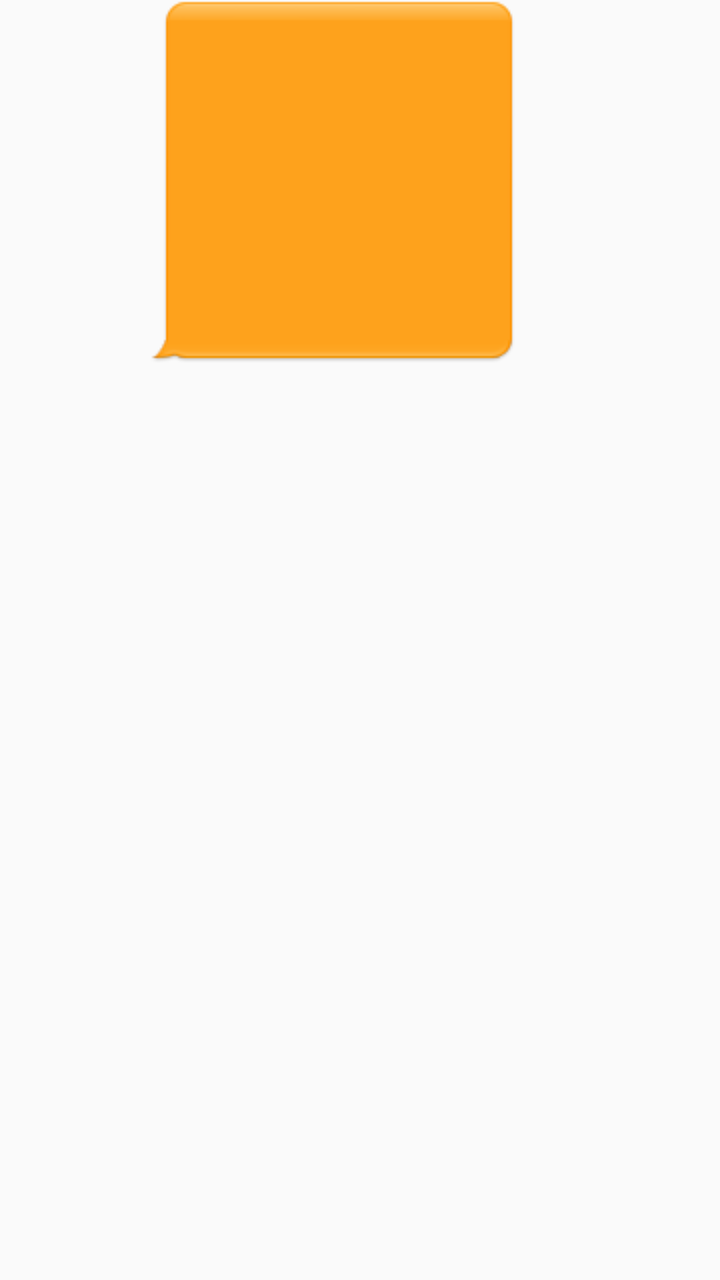
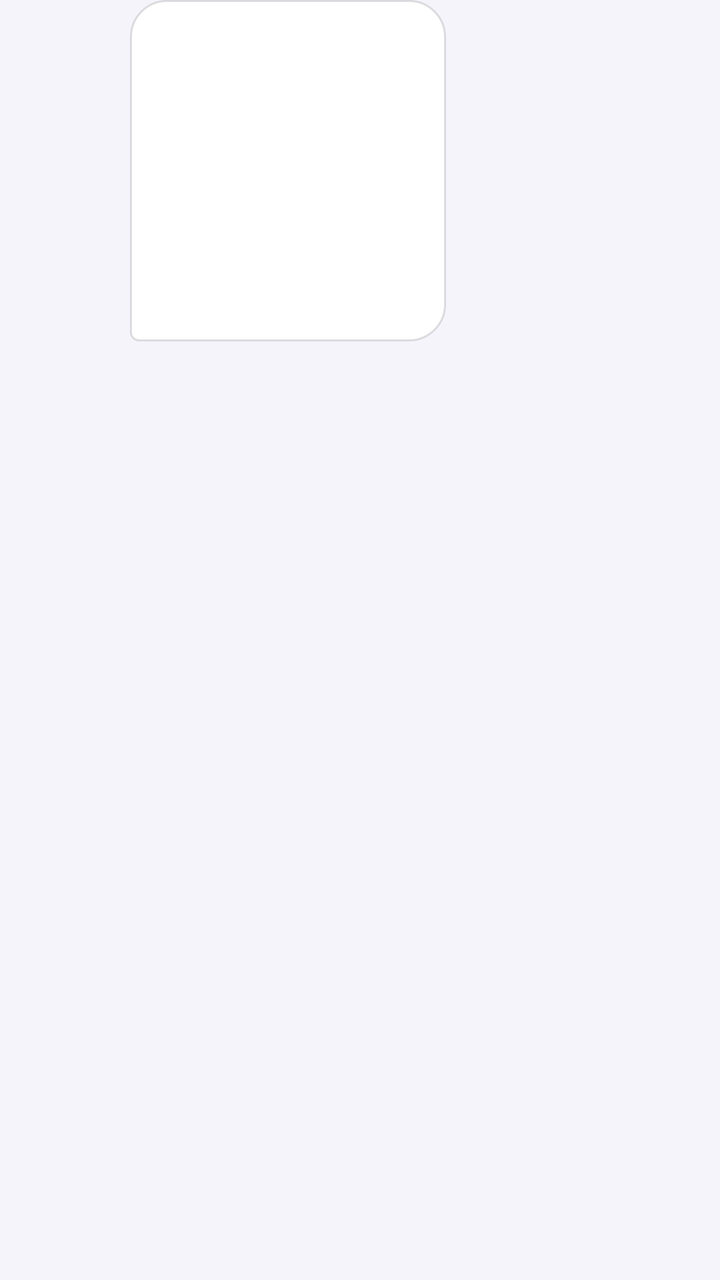

An Android layout rendered at two revisions. The XML below is the earlier revision; the diff shows what the commit changed to produce the second picture.
<!-- AndroidManifest.xml: application theme Theme.MyApplication -->
<!-- res/layout/u_image.xml -->
<androidx.constraintlayout.widget.ConstraintLayout xmlns:android="http://schemas.android.com/apk/res/android"
xmlns:app="http://schemas.android.com/apk/res-auto"
android:layout_width="match_parent"
android:layout_height="wrap_content">

<ImageView
	android:layout_height="50dp"
	android:layout_width="50dp"
	android:id="@+id/icon"
	android:layout_margin="10dp"
	app:layout_constraintBottom_toBottomOf="parent"
	app:layout_constraintLeft_toLeftOf="parent" />

<LinearLayout
android:id="@+id/im_p"
android:layout_height="wrap_content"
android:layout_width="wrap_content"
android:orientation="vertical"
app:layout_constraintBottom_toTopOf="@+id/time"
app:layout_constraintLeft_toRightOf="@+id/icon"
android:layout_marginLeft="15dp"
android:background="@drawable/out_message_bg">

<ImageView
android:id="@+id/image"
android:layout_height="150dp"
android:layout_width="150dp" />

<TextView
android:id="@+id/status"
android:layout_height="wrap_content"
android:layout_width="match_parent"
android:textSize="5dp"
android:textAlignment="textEnd"
android:gravity="right" />
</LinearLayout>

<TextView
android:layout_height="wrap_content"
android:layout_width="match_parent"
android:id="@+id/time"
android:textAlignment="center"
android:textSize="8sp"
android:textColor="#333"
app:layout_constraintRight_toRightOf="parent"
android:layout_marginLeft="15dp"
app:layout_constraintTop_toBottomOf="@+id/im_p" />

</androidx.constraintlayout.widget.ConstraintLayout>
<!-- resources referenced by this layout -->
<resources>
  <!-- drawable out_message_bg: png bitmap (drawable, 1070 bytes) -->
  <style name="Theme.MyApplication" parent="Theme.AppCompat.Light.NoActionBar">
  
          
          <item name="colorPrimary">@color/purple_500</item>
          <item name="colorPrimaryVariant">@color/purple_700</item>
          <item name="colorOnPrimary">@color/white</item>
          
          <item name="colorSecondary">@color/teal_200</item>
          <item name="colorSecondaryVariant">@color/teal_700</item>
          <item name="colorOnSecondary">#ff3</item>
          
          <item name="android:statusBarColor" tools:targetApi="l">?attr/colorPrimaryVariant</item>
          <item name="android:navigationBarColor" tools:targetApi="l">?attr/colorPrimaryVariant</item>
  		<item name="android:textColorSecondary">#aa2</item>
  		<item name="android:textColorPrimary">#ff3</item>
  		<item name="android:textColor">#ff2</item>
  		<item name="colorSurface">?attr/colorPrimary</item>
  		<item name="android:itemBackground">?attr/colorPrimaryVariant</item>
          
      </style>
  <color name="purple_500">#FF6200EE</color>
  <color name="purple_700">#FF3700B3</color>
  <color name="white">#FFFFFFFF</color>
  <color name="teal_200">#FF03DAC5</color>
  <color name="teal_700">#FF018786</color>
</resources>

<!-- the commit's change to res/layout/u_image.xml (unified diff, before → after) -->
@@ -4,8 +4,8 @@ android:layout_width="match_parent"
 android:layout_height="wrap_content">
 
 <ImageView
-	android:layout_height="50dp"
-	android:layout_width="50dp"
+	android:layout_height="40dp"
+	android:layout_width="40dp"
 	android:id="@+id/icon"
 	android:layout_margin="10dp"
 	app:layout_constraintBottom_toBottomOf="parent"
@@ -19,7 +19,7 @@ android:orientation="vertical"
 app:layout_constraintBottom_toTopOf="@+id/time"
 app:layout_constraintLeft_toRightOf="@+id/icon"
 android:layout_marginLeft="15dp"
-android:background="@drawable/out_message_bg">
+android:background="@drawable/bubble_them">
 
 <ImageView
 android:id="@+id/image"
@@ -30,20 +30,20 @@ android:layout_width="150dp" />
 android:id="@+id/status"
 android:layout_height="wrap_content"
 android:layout_width="match_parent"
-android:textSize="5dp"
+android:textSize="11sp"
 android:textAlignment="textEnd"
 android:gravity="right" />
 </LinearLayout>
 
 <TextView
-android:layout_height="wrap_content"
-android:layout_width="match_parent"
-android:id="@+id/time"
-android:textAlignment="center"
-android:textSize="8sp"
-android:textColor="#333"
-app:layout_constraintRight_toRightOf="parent"
-android:layout_marginLeft="15dp"
-app:layout_constraintTop_toBottomOf="@+id/im_p" />
+		android:id="@+id/time"
+		android:layout_height="wrap_content"
+		android:layout_width="wrap_content"
+		android:textAlignment="center"
+		android:textColor="@color/message_meta_text"
+		android:textSize="11sp"
+		app:layout_constraintLeft_toRightOf="@+id/icon"
+		android:layout_marginLeft="25dp"
+		app:layout_constraintTop_toBottomOf="@+id/im_p" />
 
 </androidx.constraintlayout.widget.ConstraintLayout>
<!-- resource entries referenced after the edit -->
@@ -1,30 +1,46 @@
 <!-- resources referenced by this layout -->
 <resources>
-  <!-- drawable out_message_bg: png bitmap (drawable, 1070 bytes) -->
+  <color name="message_meta_text">#FF6B6785</color>
+  <!-- drawable bubble_them (drawable) -->
+  <?xml version="1.0" encoding="utf-8"?>
+  <shape xmlns:android="http://schemas.android.com/apk/res/android" android:shape="rectangle">
+  	<solid android:color="@color/bubble_them" />
+  	<stroke android:width="1dp" android:color="#1F000000" />
+  	<corners
+  		android:topLeftRadius="18dp"
+  		android:topRightRadius="18dp"
+  		android:bottomLeftRadius="4dp"
+  		android:bottomRightRadius="18dp" />
+  	<padding android:left="4dp" android:top="4dp" android:right="4dp" android:bottom="2dp" />
+  </shape>
   <style name="Theme.MyApplication" parent="Theme.AppCompat.Light.NoActionBar">
-  
-          
           <item name="colorPrimary">@color/purple_500</item>
           <item name="colorPrimaryVariant">@color/purple_700</item>
           <item name="colorOnPrimary">@color/white</item>
-          
+          <item name="colorAccent">@color/accent</item>
+  
           <item name="colorSecondary">@color/teal_200</item>
           <item name="colorSecondaryVariant">@color/teal_700</item>
-          <item name="colorOnSecondary">#ff3</item>
-          
+          <item name="colorOnSecondary">@color/white</item>
+  
+          <item name="android:windowBackground">@color/window_bg</item>
           <item name="android:statusBarColor" tools:targetApi="l">?attr/colorPrimaryVariant</item>
-          <item name="android:navigationBarColor" tools:targetApi="l">?attr/colorPrimaryVariant</item>
-  		<item name="android:textColorSecondary">#aa2</item>
-  		<item name="android:textColorPrimary">#ff3</item>
-  		<item name="android:textColor">#ff2</item>
-  		<item name="colorSurface">?attr/colorPrimary</item>
-  		<item name="android:itemBackground">?attr/colorPrimaryVariant</item>
-          
+          <item name="android:navigationBarColor" tools:targetApi="l">@color/window_bg</item>
+          <item name="android:windowLightNavigationBar" tools:targetApi="o_mr1">true</item>
+          <item name="android:textColorPrimary">@color/text_primary</item>
+          <item name="android:textColorSecondary">@color/text_secondary</item>
+          <item name="colorSurface">@color/white</item>
+          <item name="colorOnSurface">@color/text_primary</item>
       </style>
-  <color name="purple_500">#FF6200EE</color>
-  <color name="purple_700">#FF3700B3</color>
+  <color name="bubble_them">#FFFFFFFF</color>
+  <color name="purple_500">#FF5E35B1</color>
+  <color name="purple_700">#FF4527A0</color>
   <color name="white">#FFFFFFFF</color>
-  <color name="teal_200">#FF03DAC5</color>
-  <color name="teal_700">#FF018786</color>
+  <color name="accent">#FF00BFA5</color>
+  <color name="teal_200">#FF00BFA5</color>
+  <color name="teal_700">#FF00897B</color>
+  <color name="window_bg">#FFF6F4FB</color>
+  <color name="text_primary">#FF1F1B2E</color>
+  <color name="text_secondary">#FF5F5B76</color>
 </resources>
 
